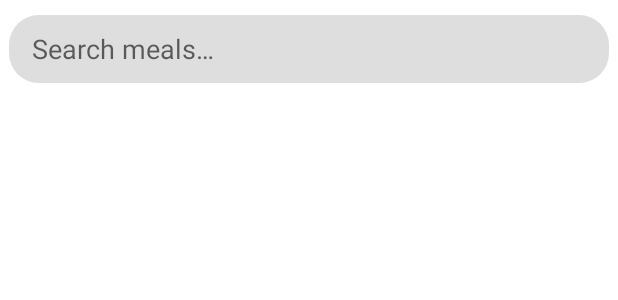
After one commit to romydewantara/EasyFood, an Android app: the layout fragment_search.xml on its own in the app's theme, with its tools: preview values and no code run, on a phone screen of 412 x 824 dp. The commit adds this screen. Shown: the top 300 px of the screen. Run offline under Robolectric (Android 15) with nearby library versions, the phone set to English and light mode, and no system bars.

Commit message:
- Change adapter name from FavoritesMealsAdapter to MealsAdapter - Added new feature search meals with its resources

```diff
--- a/app/src/main/java/com/example/easyfood/retrofit/MealApi.kt
+++ b/app/src/main/java/com/example/easyfood/retrofit/MealApi.kt
@@ -1,6 +1,7 @@
 package com.example.easyfood.retrofit
 
 import com.example.easyfood.pojo.CategoryList
+import com.example.easyfood.pojo.Meal
 import com.example.easyfood.pojo.MealList
 import com.example.easyfood.pojo.MealsByCategoryList
 import retrofit2.Call
@@ -24,4 +25,7 @@ interface MealApi {
     @GET("filter.php")
     fun getMealsByCategory(@Query("c") categoryName: String): Call<MealsByCategoryList>
 
+    @GET("search.php")
+    fun searchMeal(@Query("s") meal: String): Call<MealList>
+
 }
--- /dev/null
+++ b/app/src/main/res/drawable/ic_arrow_right.xml
@@ -0,0 +1,5 @@
+<vector xmlns:android="http://schemas.android.com/apk/res/android" android:autoMirrored="true" android:height="24dp" android:tint="#000000" android:viewportHeight="24" android:viewportWidth="24" android:width="24dp">
+
+    <path android:fillColor="@android:color/white" android:pathData="M12,4l-1.41,1.41L16.17,11H4v2h12.17l-5.58,5.59L12,20l8,-8z"/>
+
+</vector>
--- /dev/null
+++ b/app/src/main/res/drawable/search_box_background.xml
@@ -0,0 +1,5 @@
+<?xml version="1.0" encoding="utf-8"?>
+<shape android:shape="rectangle" xmlns:android="http://schemas.android.com/apk/res/android">
+    <solid android:color="@color/gray" />
+    <corners android:radius="20dp" />
+</shape>
--- a/app/src/main/res/layout/fragment_home.xml
+++ b/app/src/main/res/layout/fragment_home.xml
@@ -33,6 +33,7 @@
                 app:layout_constraintTop_toTopOf="parent" />
 
             <ImageView
+                android:id="@+id/image_search"
                 android:layout_width="0dp"
                 android:layout_height="0dp"
                 android:layout_marginEnd="15dp"
--- /dev/null
+++ b/app/src/main/res/layout/fragment_search.xml
@@ -0,0 +1,56 @@
+<?xml version="1.0" encoding="utf-8"?>
+<androidx.constraintlayout.widget.ConstraintLayout xmlns:android="http://schemas.android.com/apk/res/android"
+    xmlns:app="http://schemas.android.com/apk/res-auto"
+    xmlns:tools="http://schemas.android.com/tools"
+    android:layout_width="match_parent"
+    android:layout_height="match_parent"
+    tools:context=".fragments.SearchFragment">
+
+    <LinearLayout
+        android:id="@+id/linear_layout_search"
+        android:layout_width="0dp"
+        android:layout_height="wrap_content"
+        android:layout_marginStart="6dp"
+        android:layout_marginTop="10dp"
+        android:layout_marginEnd="6dp"
+        android:orientation="horizontal"
+        app:layout_constraintEnd_toEndOf="parent"
+        app:layout_constraintStart_toStartOf="parent"
+        app:layout_constraintTop_toTopOf="parent">
+
+        <androidx.appcompat.widget.AppCompatEditText
+            android:id="@+id/edit_text_search"
+            android:layout_width="0dp"
+            android:layout_height="45dp"
+            android:layout_weight="1"
+            android:background="@drawable/search_box_background"
+            android:hint="Search meals…"
+            android:maxLines="1"
+            android:paddingStart="15dp"
+            android:paddingEnd="15dp" />
+
+        <ImageView
+            android:id="@+id/image_arrow"
+            android:layout_width="35dp"
+            android:layout_height="35dp"
+            android:layout_gravity="center"
+            android:scaleType="fitCenter"
+            android:src="@drawable/ic_arrow_right"
+            android:visibility="gone"
+            app:tint="@color/gray" />
+
+    </LinearLayout>
+
+    <androidx.recyclerview.widget.RecyclerView
+        android:id="@+id/recycler_view_search"
+        android:layout_width="0dp"
+        android:layout_height="0dp"
+        android:layout_marginStart="6dp"
+        android:layout_marginTop="10dp"
+        android:layout_marginEnd="6dp"
+        app:layout_constraintBottom_toBottomOf="parent"
+        app:layout_constraintEnd_toEndOf="parent"
+        app:layout_constraintStart_toStartOf="parent"
+        app:layout_constraintTop_toBottomOf="@id/linear_layout_search" />
+
+</androidx.constraintlayout.widget.ConstraintLayout>
--- a/app/src/main/res/values/colors.xml
+++ b/app/src/main/res/values/colors.xml
@@ -7,4 +7,5 @@
     <color name="teal_700">#FF018786</color>
     <color name="black">#FF000000</color>
     <color name="white">#FFFFFFFF</color>
+    <color name="gray">#DEDEDE</color>
 </resources>
```
Also changed, not shown: app/src/main/java/com/example/easyfood/adapter/MealsAdapter.kt (added, +42 -0 lines), app/src/main/java/com/example/easyfood/fragments/FavoriteFragment.kt (+6 -6 lines), app/src/main/java/com/example/easyfood/fragments/HomeFragment.kt (+9 -0 lines), app/src/main/java/com/example/easyfood/fragments/SearchFragment.kt (added, +83 -0 lines), app/src/main/java/com/example/easyfood/viewModel/HomeViewModel.kt (+16 -0 lines), app/src/main/res/navigation/nav_graph.xml (+10 -1 lines).
